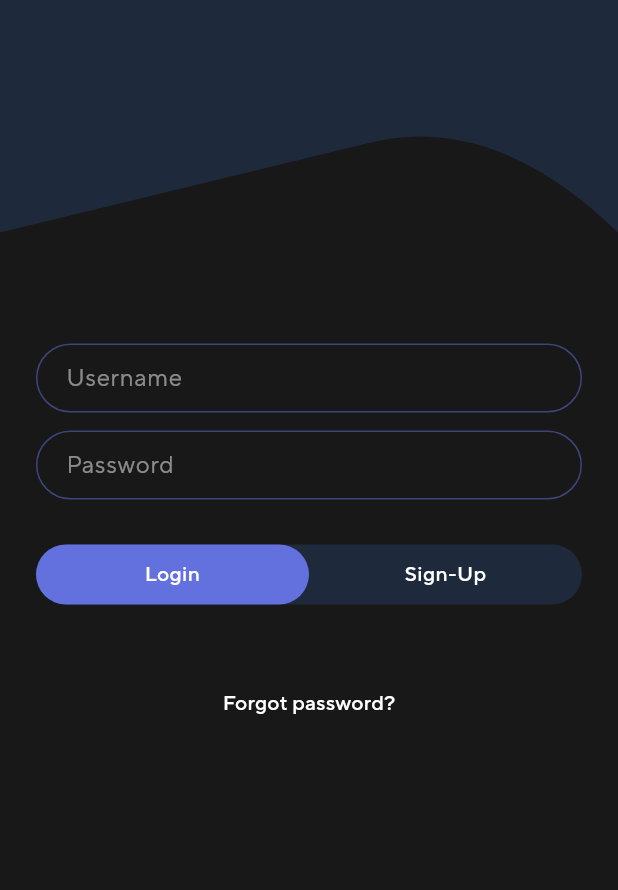
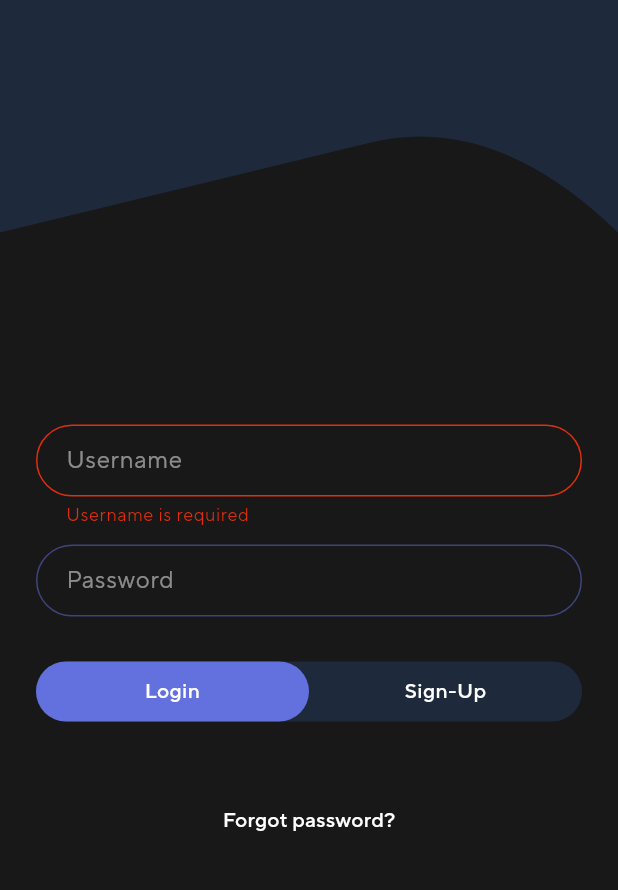
Before and after one commit to shushper/bitsgap, a Flutter app: the screen it shows after launch, after a tap on "Login", on a phone screen of 412 x 824 dp, the part 153-1043 px from its top. Run offline on Flutter 3.47's test engine with Material 2 defaults, Android fonts, the phone set to English and light mode, and no system bars; our stand-ins replace easy_localization, flutter_mobx, flutter_svg, mobx; generated files the repository leaves out were written again.

Commit message:
Fist steps of validating fields.

```diff
--- a/assets/translations/en.json
+++ b/assets/translations/en.json
@@ -6,5 +6,12 @@
     "login_button": "Login",
     "signup_button": "Sign-Up",
     "forgot_password": "Forgot password?"
+  },
+  "fields_errors": {
+    "username_required": "Username is required",
+    "email_required": "Email is required",
+    "email_invalid": "Email is invalid",
+    "password_required": "Password is required",
+    "password_min_length": "Password must be at least 6 characters long"
   }
 }
--- a/lib/screens/auth_screen.dart
+++ b/lib/screens/auth_screen.dart
@@ -2,6 +2,8 @@ import 'package:bitsgap/generated/codegen_loader.g.dart';
 import 'package:bitsgap/res/images.dart';
 import 'package:bitsgap/res/text_styles.dart';
 import 'package:bitsgap/screens/auth_mode_store.dart';
+import 'package:bitsgap/screens/login_store.dart';
+import 'package:bitsgap/screens/signup_store.dart';
 import 'package:bitsgap/widgets/text_field.dart';
 import 'package:easy_localization/easy_localization.dart';
 import 'package:flutter/material.dart';
@@ -19,39 +21,24 @@ class AuthScreen extends StatefulWidget {
 
 class _AuthScreenState extends State<AuthScreen> {
   final _authModeStore = AuthModeStore();
+  final _loginStore = LoginStore();
+  final _signupStore = SignUpStore();
 
   @override
   Widget build(BuildContext context) {
     final colorScheme = Theme.of(context).colorScheme;
     return Scaffold(
       backgroundColor: colorScheme.background,
-      body: Stack(
+      body: SingleChildScrollView(
+        child: Column(
           children: [
-          SingleChildScrollView(
-            child: Column(
+            Stack(
               children: [
                 ClipPath(
                   clipper: const AuthScreenClipper(),
                   child: Container(
                     height: 257,
                     color: colorScheme.secondary,
-                  ),
-                ),
-                const SizedBox(height: 16),
-                Column(
-                  children: [
-                    FormsSwitcher(
-                      authModeStore: _authModeStore,
-                    ),
-                    const SizedBox(height: 30),
-                    AuthModeSwitcher(
-                      authModeStore: _authModeStore,
-                    ),
-                    const SizedBox(height: 42),
-                    const ForgotPassword(),
-                  ],
-                ),
-              ],
                   ),
                 ),
                 Positioned(
@@ -61,53 +48,23 @@ class _AuthScreenState extends State<AuthScreen> {
                 )
               ],
             ),
-    );
-  }
-}
-
-class FormsSwitcher extends StatelessWidget {
-  final AuthModeStore authModeStore;
-
-  const FormsSwitcher({super.key, required this.authModeStore});
-
-  @override
-  Widget build(BuildContext context) {
-    return SizedBox(
-        height: 46 * 3 + 12 * 2,
-        child: PageView(
-          controller: authModeStore.pageController,
-          physics: const NeverScrollableScrollPhysics(),
-          children: const [
-            LoginForm(),
-            SingUpForm(),
+            const SizedBox(height: 16),
+            Column(
+              children: [
+                FormsSwitcher(
+                  authModeStore: _authModeStore,
+                  loginStore: _loginStore,
+                  signUpStore: _signupStore,
+                ),
+                const SizedBox(height: 30),
+                AuthModeSwitcher(
+                  authModeStore: _authModeStore,
+                  loginStore: _loginStore,
+                  signUpStore: _signupStore,
+                ),
+                const SizedBox(height: 42),
+                const ForgotPassword(),
               ],
-        ));
-  }
-}
-
-class LoginForm extends StatefulWidget {
-  const LoginForm({super.key});
-
-  @override
-  State<LoginForm> createState() => _LoginFormState();
-}
-
-class _LoginFormState extends State<LoginForm> {
-  @override
-  Widget build(BuildContext context) {
-    return Padding(
-      padding: const EdgeInsets.symmetric(horizontal: 24),
-      child: Form(
-        child: Column(
-          children: [
-            const SizedBox(height: 46),
-            const SizedBox(height: 12),
-            MyTextField(
-              hintText: LocaleKeys.auth_username_hint.tr(),
-            ),
-            const SizedBox(height: 12),
-            MyTextField(
-              hintText: LocaleKeys.auth_password_hint.tr(),
             ),
           ],
         ),
@@ -116,32 +73,108 @@ class _LoginFormState extends State<LoginForm> {
   }
 }
 
-class SingUpForm extends StatefulWidget {
-  const SingUpForm({super.key});
+class FormsSwitcher extends StatelessWidget {
+  final AuthModeStore authModeStore;
+  final LoginStore loginStore;
+  final SignUpStore signUpStore;
+
+  const FormsSwitcher({super.key, required this.authModeStore, required this.signUpStore, required this.loginStore});
 
   @override
-  State<SingUpForm> createState() => _SingUpFormState();
+  Widget build(BuildContext context) {
+    return SizedBox(
+      height: 240,
+      child: PageView(
+        controller: authModeStore.pageController,
+        physics: const NeverScrollableScrollPhysics(),
+        children: [
+          LoginForm(
+            loginStore: loginStore,
+          ),
+          SingUpForm(
+            signUpStore: signUpStore,
+          ),
+        ],
+      ),
+    );
+  }
 }
 
-class _SingUpFormState extends State<SingUpForm> {
+class LoginForm extends StatelessWidget {
+  final LoginStore loginStore;
+
+  const LoginForm({super.key, required this.loginStore});
+
   @override
   Widget build(BuildContext context) {
     return Padding(
       padding: const EdgeInsets.symmetric(horizontal: 24),
       child: Form(
+        key: const ValueKey('loginFormKey'),
         child: Column(
+          mainAxisAlignment: MainAxisAlignment.end,
           children: [
-            MyTextField(
+            Observer(builder: (context) {
+              return MyTextField(
+                hintText: LocaleKeys.auth_username_hint.tr(),
+                onChanged: loginStore.setUsername,
+                error: loginStore.userNameError,
+              );
+            }),
+            const SizedBox(height: 12),
+            Observer(
+              builder: (context) {
+                return MyTextField(
+                  hintText: LocaleKeys.auth_password_hint.tr(),
+                  onChanged: loginStore.setPassword,
+                  error: loginStore.passwordError,
+                );
+              },
+            )
+          ],
+        ),
+      ),
+    );
+  }
+}
+
+class SingUpForm extends StatelessWidget {
+  final SignUpStore signUpStore;
+
+  const SingUpForm({super.key, required this.signUpStore});
+
+  @override
+  Widget build(BuildContext context) {
+    return Padding(
+      padding: const EdgeInsets.symmetric(horizontal: 24),
+      child: Form(
+        key: const ValueKey('signUpFormKey'),
+        child: Column(
+          mainAxisAlignment: MainAxisAlignment.end,
+          children: [
+            Observer(builder: (context) {
+              return MyTextField(
                 hintText: LocaleKeys.auth_email_hint.tr(),
-            ),
+                onChanged: signUpStore.setEmail,
+                error: signUpStore.emailError,
+              );
+            }),
             const SizedBox(height: 12),
-            MyTextField(
+            Observer(builder: (context) {
+              return MyTextField(
                 hintText: LocaleKeys.auth_username_hint.tr(),
-            ),
+                onChanged: signUpStore.setUsername,
+                error: signUpStore.userNameError,
+              );
+            }),
             const SizedBox(height: 12),
-            MyTextField(
+            Observer(builder: (context) {
+              return MyTextField(
                 hintText: LocaleKeys.auth_password_hint.tr(),
-            ),
+                onChanged: signUpStore.setPassword,
+                error: signUpStore.passwordError,
+              );
+            }),
           ],
         ),
       ),
@@ -174,8 +207,10 @@ class AuthScreenClipper extends CustomClipper<Path> {
 
 class AuthModeSwitcher extends StatelessWidget {
   final AuthModeStore authModeStore;
+  final LoginStore loginStore;
+  final SignUpStore signUpStore;
 
-  const AuthModeSwitcher({super.key, required this.authModeStore});
+  const AuthModeSwitcher({super.key, required this.authModeStore, required this.loginStore, required this.signUpStore});
 
   @override
   Widget build(BuildContext context) {
@@ -195,14 +230,26 @@ class AuthModeSwitcher extends StatelessWidget {
                 child: SwitchItem(
                   text: LocaleKeys.auth_login_button.tr(),
                   isSelected: authModeStore.authMode == AuthMode.login,
-                  onTap: () => authModeStore.setAuthMode(AuthMode.login),
+                  onTap: () {
+                    if (authModeStore.authMode == AuthMode.login) {
+                      loginStore.login();
+                    } else {
+                      authModeStore.setAuthMode(AuthMode.login);
+                    }
+                  },
                 ),
               ),
               Expanded(
                 child: SwitchItem(
                   text: LocaleKeys.auth_signup_button.tr(),
                   isSelected: authModeStore.authMode == AuthMode.signup,
-                  onTap: () => authModeStore.setAuthMode(AuthMode.signup),
+                  onTap: () {
+                    if (authModeStore.authMode == AuthMode.signup) {
+                      signUpStore.signUp();
+                    } else {
+                      authModeStore.setAuthMode(AuthMode.signup);
+                    }
+                  },
                 ),
               ),
             ],
--- /dev/null
+++ b/lib/screens/login_store.dart
@@ -0,0 +1,53 @@
+import 'package:bitsgap/generated/codegen_loader.g.dart';
+import 'package:easy_localization/easy_localization.dart';
+import 'package:mobx/mobx.dart';
+
+part 'login_store.g.dart';
+
+class LoginStore = LoginStoreBase with _$LoginStore;
+
+abstract class LoginStoreBase with Store {
+  @observable
+  String username = '';
+
+  @observable
+  String password = '';
+
+  @observable
+  String? userNameError;
+
+  @observable
+  String? passwordError;
+
+  @action
+  void setUsername(String value) {
+    username = value;
+    userNameError = null;
+  }
+
+  @action
+  void setPassword(String value) {
+    password = value;
+    passwordError = null;
+  }
+
+  @action
+  Future<void> login() async {
+    if (username.isEmpty) {
+      userNameError = LocaleKeys.fields_errors_username_required.tr();
+      return;
+    } else {
+      userNameError = null;
+    }
+
+    if (password.isEmpty) {
+      passwordError = LocaleKeys.fields_errors_password_required.tr();
+      return;
+    } else if (password.length < 6) {
+      passwordError = LocaleKeys.fields_errors_password_min_length.tr();
+      return;
+    } else {
+      passwordError = null;
+    }
+  }
+}
--- a/lib/widgets/text_field.dart
+++ b/lib/widgets/text_field.dart
@@ -3,20 +3,24 @@ import 'package:flutter/material.dart';
 
 class MyTextField extends StatelessWidget {
   final String hintText;
-  const MyTextField({super.key, required this.hintText});
+  final FormFieldValidator<String>? validator;
+  final ValueChanged<String>? onChanged;
+  final String? error;
+
+  const MyTextField({super.key, required this.hintText, this.validator, this.onChanged, this.error});
 
   @override
   Widget build(BuildContext context) {
     final colorScheme = Theme.of(context).colorScheme;
     return TextFormField(
       style: MyTextStyles.body1.copyWith(color: colorScheme.onBackground),
+      validator: validator,
+      onChanged: onChanged,
       decoration: InputDecoration(
         hintText: hintText,
-        constraints: const BoxConstraints(
-          maxHeight: 46,
-        ),
         hintStyle: MyTextStyles.body1.copyWith(color: colorScheme.onBackground.withOpacity(0.5)),
         contentPadding: const EdgeInsets.only(left: 16, right: 32),
+        errorText: error,
         disabledBorder: OutlineInputBorder(
           borderRadius: BorderRadius.circular(24),
           borderSide: BorderSide(
@@ -35,6 +39,18 @@ class MyTextField extends StatelessWidget {
               color: colorScheme.primary,
           ),
         ),
+        errorBorder: OutlineInputBorder(
+          borderRadius: BorderRadius.circular(24),
+          borderSide: BorderSide(
+            color: colorScheme.error,
+          ),
+        ),
+        focusedErrorBorder: OutlineInputBorder(
+          borderRadius: BorderRadius.circular(24),
+          borderSide: BorderSide(
+            color: colorScheme.error,
+          ),
+        ),
       )
     );
   }
```
Also changed, not shown: lib/screens/signup_store.dart (added, +75 -0 lines), lib/generated/codegen_loader.g.dart. Lines whose indentation alone changed are shown as unchanged.
